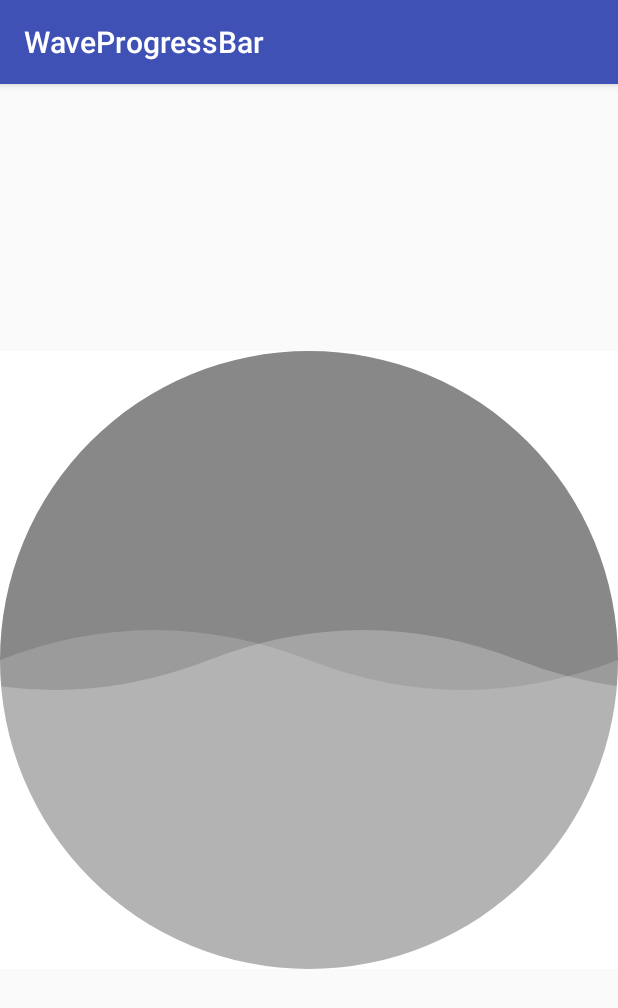
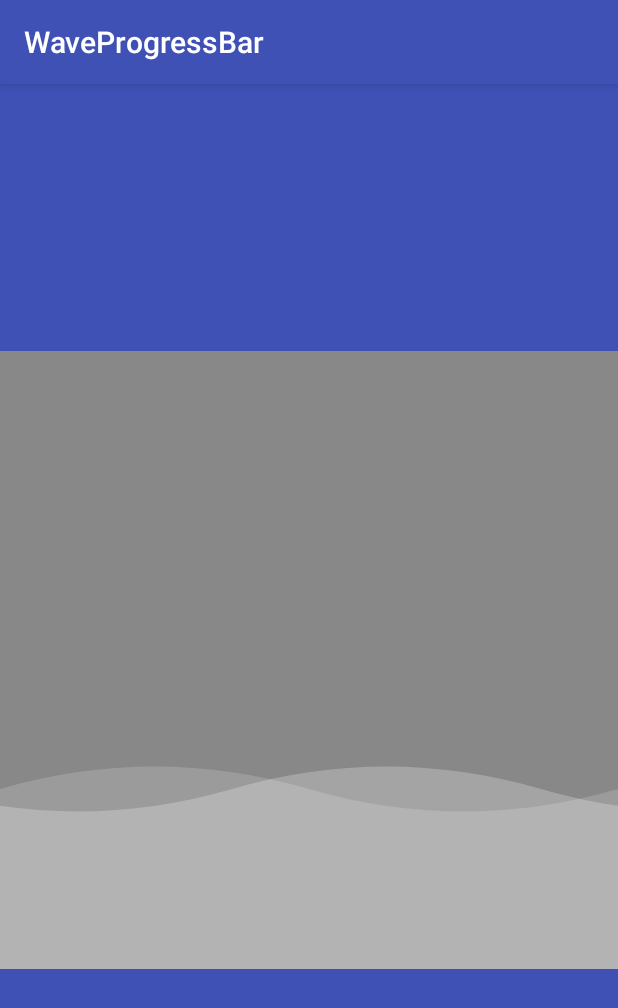
Before and after one commit to cjiahuan/WaveProgressBar, an Android app: the screen it shows after launch (MainActivity), on a phone screen of 412 x 824 dp. Shown: the top 1008 px of the screen. Run offline under Robolectric (Android 15) with nearby library versions, the phone set to English and light mode, and no system bars.

```diff
--- a/app/src/main/java/cjh/waveprogressbar/MainActivity.java
+++ b/app/src/main/java/cjh/waveprogressbar/MainActivity.java
@@ -15,12 +15,6 @@ public class MainActivity extends AppCompatActivity {
         setContentView(R.layout.activity_main);
 
         waveProgressbar = (WaveProgressbar) findViewById(R.id.waveProgressbar);
-        waveProgressbar.post(new Runnable() {
-            @Override
-            public void run() {
-                waveProgressbar.startWaveAnimation();
-            }
-        });
 
     }
 }
--- a/app/src/main/res/layout/activity_main.xml
+++ b/app/src/main/res/layout/activity_main.xml
@@ -1,14 +1,19 @@
 <?xml version="1.0" encoding="utf-8"?>
 <RelativeLayout xmlns:android="http://schemas.android.com/apk/res/android"
+    xmlns:app="http://schemas.android.com/apk/res-auto"
     xmlns:tools="http://schemas.android.com/tools"
     android:id="@+id/activity_main"
     android:layout_width="match_parent"
     android:layout_height="match_parent"
+    android:background="@color/colorPrimary"
     android:gravity="center"
     tools:context="cjh.waveprogressbar.MainActivity">
 
     <cjh.waveprogressbarlibrary.WaveProgressbar
         android:id="@+id/waveProgressbar"
         android:layout_width="wrap_content"
-        android:layout_height="wrap_content" />
+        android:layout_height="wrap_content"
+        app:arc_color="@android:color/black"
+        app:progress="30"
+        app:shape="square" />
 </RelativeLayout>
--- a/waveprogressbarlibrary/src/main/java/cjh/waveprogressbarlibrary/WaveProgressbar.java
+++ b/waveprogressbarlibrary/src/main/java/cjh/waveprogressbarlibrary/WaveProgressbar.java
@@ -2,6 +2,7 @@ package cjh.waveprogressbarlibrary;
 
 import android.animation.ValueAnimator;
 import android.content.Context;
+import android.content.res.TypedArray;
 import android.graphics.Canvas;
 import android.graphics.Color;
 import android.graphics.Paint;
@@ -9,9 +10,12 @@ import android.graphics.Path;
 import android.graphics.Point;
 import android.graphics.Rect;
 import android.graphics.RectF;
+import android.nfc.Tag;
 import android.os.Build;
 import android.support.annotation.RequiresApi;
+import android.text.TextUtils;
 import android.util.AttributeSet;
+import android.util.Log;
 import android.view.View;
 import android.view.animation.LinearInterpolator;
 
@@ -21,11 +25,13 @@ import android.view.animation.LinearInterpolator;
 
 public class WaveProgressbar extends View {
 
-    protected Paint bgPaint, pathPaint;
+    private static final String TAG = "waveprogressbar";
+
+    protected Paint textPaint, pathPaint;
 
     protected Path path;
 
-    protected int dx, dy;
+    protected int dx;
 
     protected int dwave = 60;
 
@@ -35,6 +41,16 @@ public class WaveProgressbar extends View {
 
     public static final String SQUARE = "square";
 
+    protected static final int DEFAULT_CAVANS_BG = Color.GRAY;
+
+    protected static final int DEFAULT_BORDER_COLOR = Color.TRANSPARENT;
+
+    protected static final int DEFAULT_BORDER_WIDTH = 0;
+
+    protected static final int DEFAULT_ARC_COLOR = Color.WHITE;
+
+    protected static final int DEFAULT_WAVE_DURATION = 1000;
+
     protected static final int DEFAULT_BGCOLOR = 0xffefefef;
 
     protected static final int DEFAULT_BEHIND_WAVE_COLOR = Color.parseColor("#28FFFFFF");
@@ -43,7 +59,41 @@ public class WaveProgressbar extends View {
 
     protected static final int SIDE_LENGTH = 800;
 
-    protected int side_length;
+    protected static final int MAX = 100;
+
+    protected int max = MAX;
+
+    protected int progress;
+
+    protected int wave_duration = DEFAULT_WAVE_DURATION;
+
+    protected int side_length = SIDE_LENGTH;
+
+    protected int arcColor = DEFAULT_ARC_COLOR;
+
+    protected int border_width = DEFAULT_BORDER_WIDTH;
+
+    protected int border_color = DEFAULT_BORDER_COLOR;
+
+    protected String shape = CIRCLE;
+
+    protected int cavans_bg = DEFAULT_CAVANS_BG;
+
+    protected int behind_wave_color = DEFAULT_BEHIND_WAVE_COLOR;
+
+    protected int front_wave_color = DEFAULT_FRONT_WAVE_COLOR;
+
+    protected int half_side_length, quarter_side_length, eighth_side_length;
+
+    protected RectF rectf;
+
+    protected int percent_height;
+
+    protected boolean animation;
+
+    protected ValueAnimator valueAnimator;
+
+    protected int width, height;
 
     public WaveProgressbar(Context context) {
         super(context);
@@ -63,7 +113,34 @@ public class WaveProgressbar extends View {
     }
 
     private void initAttrs(AttributeSet attrs) {
-
+        TypedArray typedArray = context.obtainStyledAttributes(attrs, R.styleable.WaveProgressbar);
+        int count = typedArray.getIndexCount();
+        for (int i = 0; i < count; i++) {
+            int attr = typedArray.getIndex(i);
+            if (attr == R.styleable.WaveProgressbar_arc_color)
+                setArccolor(typedArray.getColor(attr, DEFAULT_ARC_COLOR));
+            else if (attr == R.styleable.WaveProgressbar_behind_wave_color)
+                setBehidWaveColor(typedArray.getColor(attr, DEFAULT_BEHIND_WAVE_COLOR));
+            else if (attr == R.styleable.WaveProgressbar_front_wave_color)
+                setFrontWaveColor(typedArray.getColor(attr, DEFAULT_FRONT_WAVE_COLOR));
+            else if (attr == R.styleable.WaveProgressbar_cavans_bg)
+                setCavansBG(typedArray.getColor(attr, DEFAULT_CAVANS_BG));
+            else if (attr == R.styleable.WaveProgressbar_wave_duration)
+                setWaveDuration(typedArray.getInteger(attr, DEFAULT_WAVE_DURATION));
+            else if (attr == R.styleable.WaveProgressbar_border_color)
+                setBorderColor(typedArray.getColor(attr, DEFAULT_BORDER_COLOR));
+            else if (attr == R.styleable.WaveProgressbar_border_width)
+                setBorderWidth(typedArray.getDimensionPixelSize(attr, DEFAULT_BORDER_WIDTH));
+            else if (attr == R.styleable.WaveProgressbar_shape)
+                setShape(typedArray.getString(attr));
+            else if (attr == R.styleable.WaveProgressbar_progress)
+                setProgress(typedArray.getInteger(attr, 0));
+            else if (attr == R.styleable.WaveProgressbar_width)
+                setWidth(typedArray.getDimensionPixelSize(attr, SIDE_LENGTH));
+            else if (attr == R.styleable.WaveProgressbar_height)
+                setHeight(typedArray.getDimensionPixelSize(attr, SIDE_LENGTH));
+        }
+        typedArray.recycle();
     }
 
     @Override
@@ -92,7 +169,8 @@ public class WaveProgressbar extends View {
 
             case MeasureSpec.AT_MOST:
             case MeasureSpec.UNSPECIFIED:
-                result = Math.min(SIDE_LENGTH, size);
+                if (width == height && width == 0) width = height = SIDE_LENGTH;
+                result = Math.min(Math.min(Math.min(width, height), SIDE_LENGTH), size);
                 break;
         }
         return result;
@@ -100,10 +178,6 @@ public class WaveProgressbar extends View {
 
     protected void initPaints() {
         path = new Path();
-
-        bgPaint = new Paint(Paint.ANTI_ALIAS_FLAG);
-        bgPaint.setStyle(Paint.Style.FILL);
-        bgPaint.setColor(DEFAULT_BGCOLOR);
 
         pathPaint = new Paint(Paint.ANTI_ALIAS_FLAG);
         pathPaint.setStyle(Paint.Style.FILL);
@@ -114,19 +188,43 @@ public class WaveProgressbar extends View {
     @Override
     protected void onSizeChanged(int w, int h, int oldw, int oldh) {
         super.onSizeChanged(w, h, oldw, oldh);
+        Log.d(TAG, "w = " + w + " : h = " + h);
+        rectf = new RectF(0, 0, side_length, side_length);
+
+        half_side_length = side_length / 2;
+        quarter_side_length = half_side_length / 2;
+        eighth_side_length = quarter_side_length / 2;
+
+        percent_height = side_length / max;
+
+        dwave = side_length / 40 * 3;
+
     }
 
     @Override
     protected void onDraw(Canvas canvas) {
         super.onDraw(canvas);
-        canvas.drawColor(Color.GRAY);
+        canvas.drawColor(cavans_bg);
+        Log.d(TAG, "progresss = " + progress);
+        if (progress > 0 && progress < max)
+            drawWave(canvas);
+        else if (progress == max)
+            canvas.drawColor(front_wave_color);
 
+        if (shape.equals(CIRCLE))
+            drawArcs(canvas);
+
+    }
+
+    private void drawWave(Canvas canvas) {
+        int wave_height = side_length - progress * percent_height;
+        int baseX = -side_length + dx;
         path.reset();
         pathPaint.setColor(DEFAULT_BEHIND_WAVE_COLOR);
-        path.moveTo(-side_length  + dx, side_length / 2);
-        for (int i = 0; i < 3; i++) {
-            path.rQuadTo(side_length / 4, -dwave, side_length / 2, 0);
-            path.rQuadTo(side_length / 4, dwave, side_length / 2, 0);
+        path.moveTo(baseX, wave_height);
+        for (int i = 0; i < 2; i++) {
+            path.rQuadTo(quarter_side_length, -dwave, half_side_length, 0);
+            path.rQuadTo(quarter_side_length, dwave, half_side_length, 0);
         }
         path.lineTo(side_length, side_length);
         path.lineTo(0, side_length);
@@ -135,32 +233,29 @@ public class WaveProgressbar extends View {
 
         path.reset();
         pathPaint.setColor(DEFAULT_FRONT_WAVE_COLOR);
-        path.moveTo(-side_length -100+ dx, side_length / 2);
+        path.moveTo(baseX - eighth_side_length, wave_height);
         for (int i = 0; i < 3; i++) {
-            path.rQuadTo(side_length / 4, dwave, side_length / 2, 0);
-            path.rQuadTo(side_length / 4, -dwave, side_length / 2, 0);
+            path.rQuadTo(quarter_side_length, dwave, half_side_length, 0);
+            path.rQuadTo(quarter_side_length, -dwave, half_side_length, 0);
         }
         path.lineTo(side_length, side_length);
         path.lineTo(0, side_length);
         path.close();
         canvas.drawPath(path, pathPaint);
+    }
 
-//===============================================================================
-
-        RectF rectf = new RectF(0, 0, side_length, side_length);
-
-        pathPaint.setColor(Color.WHITE);
-
+    private void drawArcs(Canvas canvas) {
+        pathPaint.setColor(arcColor);
 
         path.reset();
-        path.moveTo(side_length / 2, 0);
+        path.moveTo(half_side_length, 0);
         path.arcTo(rectf, 180, 90, true);
         path.lineTo(0, 0);
         path.close();
         canvas.drawPath(path, pathPaint);
 
         path.reset();
-        path.moveTo(side_length / 2, 0);
+        path.moveTo(half_side_length, 0);
         path.arcTo(rectf, 270, 90, true);
         path.lineTo(side_length, 0);
         path.close();
@@ -174,62 +269,97 @@ public class WaveProgressbar extends View {
         canvas.drawPath(path, pathPaint);
 
         path.reset();
-        path.moveTo(side_length / 2, side_length);
+        path.moveTo(half_side_length, side_length);
         path.arcTo(rectf, 90, 90, true);
         path.lineTo(0, side_length);
         path.close();
         canvas.drawPath(path, pathPaint);
-
     }
 
     public void startWaveAnimation() {
-        ValueAnimator valueAnimator = ValueAnimator.ofInt(0, side_length);
-        valueAnimator.setDuration(1000);
+        animation = true;
+        valueAnimator = ValueAnimator.ofInt(0, Math.min(width, height));
+        valueAnimator.setDuration(wave_duration);
         valueAnimator.setRepeatCount(ValueAnimator.INFINITE);
         valueAnimator.setInterpolator(new LinearInterpolator());
         valueAnimator.addUpdateListener(new ValueAnimator.AnimatorUpdateListener() {
             @Override
             public void onAnimationUpdate(ValueAnimator valueAnimator) {
                 dx = (int) valueAnimator.getAnimatedValue();
-                postInvalidate();
-            }
-        });
-        valueAnimator.start();
-
-//        startWaveAnimation2();
-//        startWaveAnimation3();
-    }
-
-    public void startWaveAnimation2() {
-        ValueAnimator valueAnimator = ValueAnimator.ofInt(side_length, side_length / 2);
-        valueAnimator.setDuration(9000);
-        valueAnimator.setRepeatCount(ValueAnimator.INFINITE);
-        valueAnimator.setInterpolator(new LinearInterpolator());
-        valueAnimator.addUpdateListener(new ValueAnimator.AnimatorUpdateListener() {
-            @Override
-            public void onAnimationUpdate(ValueAnimator valueAnimator) {
-                dy = (int) valueAnimator.getAnimatedValue();
-//                postInvalidate();
-            }
-        });
-        valueAnimator.start();
-
-        startWaveAnimation3();
-    }
-
-    public void startWaveAnimation3() {
-        ValueAnimator valueAnimator = ValueAnimator.ofInt(0, 70, 0);
-        valueAnimator.setDuration(4500);
-        valueAnimator.setRepeatCount(ValueAnimator.INFINITE);
-        valueAnimator.setInterpolator(new LinearInterpolator());
-        valueAnimator.addUpdateListener(new ValueAnimator.AnimatorUpdateListener() {
-            @Override
-            public void onAnimationUpdate(ValueAnimator valueAnimator) {
-                dwave = (int) valueAnimator.getAnimatedValue();
-                postInvalidate();
+                if (animation)
+                    postInvalidate();
             }
         });
         valueAnimator.start();
     }
 
+    public void setWidth(int width) {
+        this.width = width;
+    }
+
+    public void setHeight(int height) {
+        this.height = height;
+    }
+
+    public void setWH(int width, int height) {
+        setWidth(width);
+        setHeight(height);
+    }
+
+    public void stopWaveAnimation() {
+        if (valueAnimator != null && animation) {
+            valueAnimator.cancel();
+            animation = false;
+        }
+    }
+
+    public void setShape(String shape) {
+        if (TextUtils.isEmpty(shape))
+            shape = CIRCLE;
+        this.shape = shape;
+        postInvalidate();
+    }
+
+    public void setBorderColor(int border_color) {
+        this.border_color = border_color;
+    }
+
+    public void setBorderWidth(int border_width) {
+        this.border_width = border_width;
+    }
+
+    public void setCavansBG(int cavans_bg) {
+        this.cavans_bg = cavans_bg;
+    }
+
+    public void setBehidWaveColor(int behidWaveColor) {
+        this.behind_wave_color = behidWaveColor;
+    }
+
+    public void setFrontWaveColor(int frontWaveColor) {
+        this.front_wave_color = frontWaveColor;
+    }
+
+    public void setArccolor(int arcColor) {
+        this.arcColor = arcColor;
+    }
+
+    public void setMax(int max) {
+        this.max = max;
+    }
+
+    public void setProgress(int progress) {
+        this.progress = progress;
+        if (progress > 0 && progress < max && !animation)
+            startWaveAnimation();
+        else {
+            stopWaveAnimation();
+            postInvalidate();
+        }
+
+    }
+
+    public void setWaveDuration(int wave_duration) {
+        this.wave_duration = wave_duration;
+    }
 }
```
Also changed, not shown: waveprogressbarlibrary/src/main/res/values/attrs.xml (added, +17 -0 lines).
